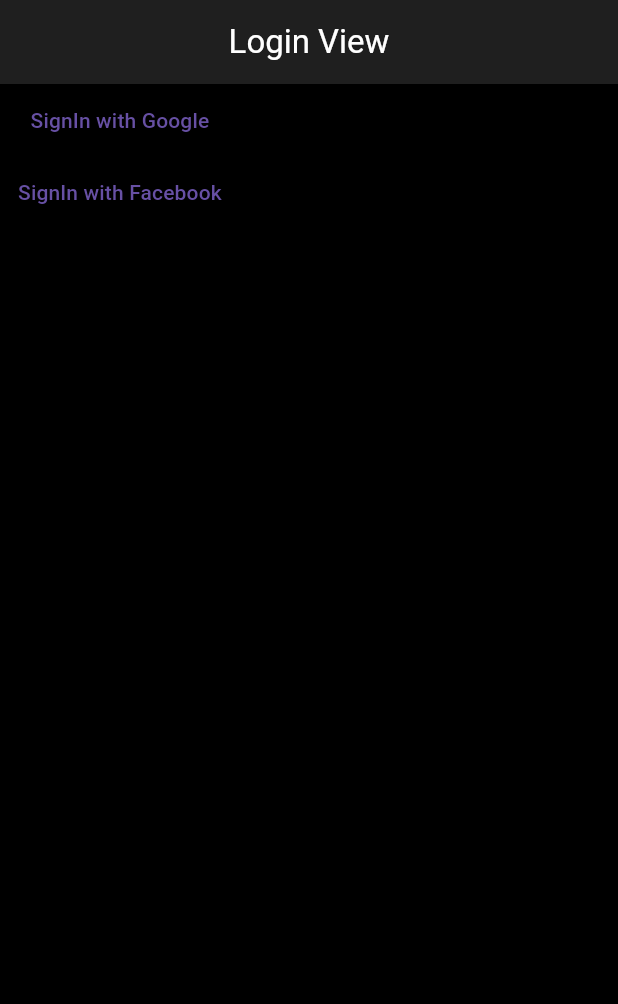
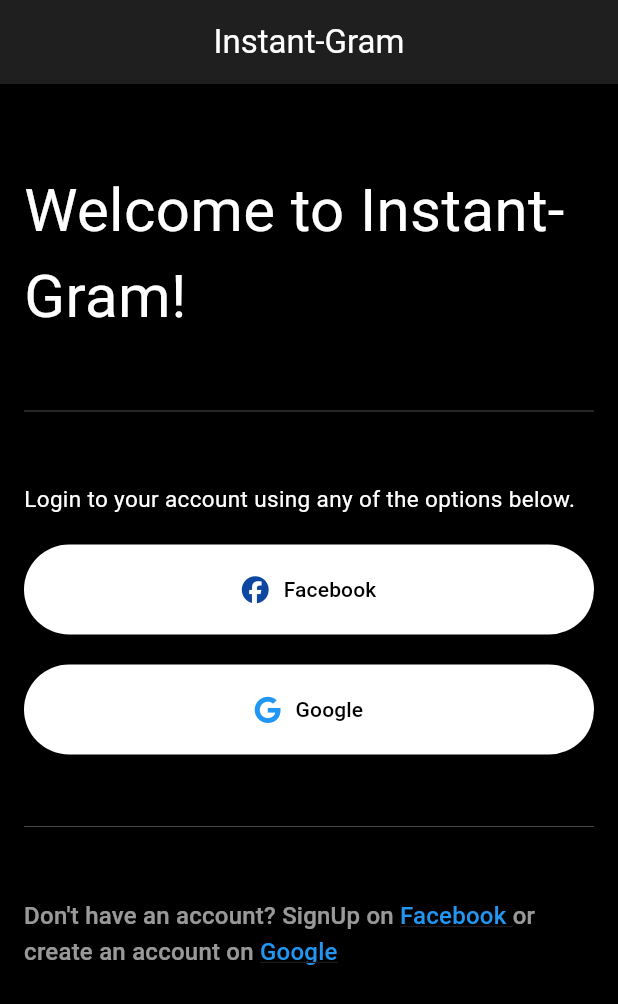
Before and after one commit to Marach8/FlutterStateManagementPracticeProject_Riverpod-instagram_clone, a Flutter app: the screen it shows after launch, on a phone screen of 412 x 824 dp. Shown: the top 1004 px of the screen. Run offline on Flutter 3.47's test engine with Material 3 defaults, Android fonts, the phone set to English and light mode, and no system bars; our stand-ins replace cloud_firestore, firebase_auth, firebase_core, font_awesome_flutter, gap, google_sign_in and 1 more; missing offline and left inert: facebook_auth; accounts and stored records are empty.

Commit message:
Done with the login view. Tested it too

```diff
--- a/instagram_clone_app/lib/main.dart
+++ b/instagram_clone_app/lib/main.dart
@@ -15,7 +15,7 @@ void main() async{
     const ProviderScope(
       child: MaterialApp(
         debugShowCheckedModeBanner: false,
-        home: MyApp()
+        home: MyApp(),
       )
     )
   );
--- a/instagram_clone_app/lib/views/divider_widget.dart
+++ b/instagram_clone_app/lib/views/divider_widget.dart
@@ -7,7 +7,7 @@ class DividerWithMargin extends StatelessWidget {
   @override
   Widget build(BuildContext context) {
     return const Column(
-      children: [Gap(40), Divider(), Gap(40)],
+      children: [Gap(40), Divider(thickness: 0.2, color: Colors.white), Gap(40)],
     );
   }
 }
--- a/instagram_clone_app/lib/views/login_view.dart
+++ b/instagram_clone_app/lib/views/login_view.dart
@@ -1,7 +1,10 @@
 import 'package:flutter/material.dart';
+import 'package:gap/gap.dart';
 import 'package:hooks_riverpod/hooks_riverpod.dart';
 import 'package:instagram_clone_app/providers/auth_state_provider.dart';
-
+import 'package:instagram_clone_app/views/divider_widget.dart';
+import 'package:instagram_clone_app/views/login_buttons.dart';
+import 'package:instagram_clone_app/views/rich_text/rich_text_view.dart';
 
 class LoginView extends ConsumerWidget {
   const LoginView({super.key});
@@ -9,18 +12,52 @@ class LoginView extends ConsumerWidget {
   @override
   Widget build(BuildContext context, WidgetRef ref) {
     return Scaffold(
-      appBar: AppBar(title: const Text('Login View'), centerTitle: true),
-      body: Column(
-        children: [
-          TextButton(
-            onPressed: ref.read(authStateProvider.notifier).loginWithGoogle,
-            child: const Text('SignIn with Google')
-          ),
-          TextButton(
-            onPressed: ref.read(authStateProvider.notifier).loginWithFacebook,
-            child: const Text('SignIn with Facebook')
+      appBar: AppBar(title: const Text('Instant-Gram'), centerTitle: true),
+      body: Padding(
+        padding: const EdgeInsets.all(16.0),
+        child: SingleChildScrollView(
+          child: Column(
+            crossAxisAlignment: CrossAxisAlignment.stretch,
+            children: [
+              const Gap(40),
+              const Text(
+                'Welcome to Instant-Gram!',
+                style: TextStyle(
+                  color: Colors.white,
+                  fontSize: 40
+                )
+              ),
+              const DividerWithMargin(),
+              const Text(
+                'Login to your account using any of the options below.',
+                style: TextStyle(
+                  color: Colors.white,
+                  fontSize: 15
+                )
+              ),
+              const Gap(20),
+              TextButton(
+                onPressed: ref.read(authStateProvider.notifier).loginWithFacebook,
+                style: TextButton.styleFrom(
+                  backgroundColor: Colors.white,
+                  foregroundColor: Colors.black
+                ),
+                child: const FacebookButton()
+              ),
+              const Gap(20),
+              TextButton(
+                onPressed: ref.read(authStateProvider.notifier).loginWithGoogle,
+                style: TextButton.styleFrom(
+                  backgroundColor: Colors.white,
+                  foregroundColor: Colors.black
+                ),
+                child: const GoogleButton()
+              ),
+              const DividerWithMargin(),
+              const RichTextView()
+            ]
           )
-        ]
+        ),
       )
     );
   }
--- a/instagram_clone_app/lib/views/rich_text/base_text.dart
+++ b/instagram_clone_app/lib/views/rich_text/base_text.dart
@@ -8,7 +8,7 @@ class BaseText{
 
   const BaseText({required this.text, this.style});
 
-  factory BaseText.plain({required String text, TextStyle? style = const TextStyle()})
+  factory BaseText.plain({required String text, TextStyle? style = const TextStyle(color: Colors.white60)})
     => BaseText(text: text, style: style);
 
   factory BaseText.link({
```
Also changed, not shown: instagram_clone_app/lib/views/rich_text/rich_text_view.dart (+4 -4 lines).
